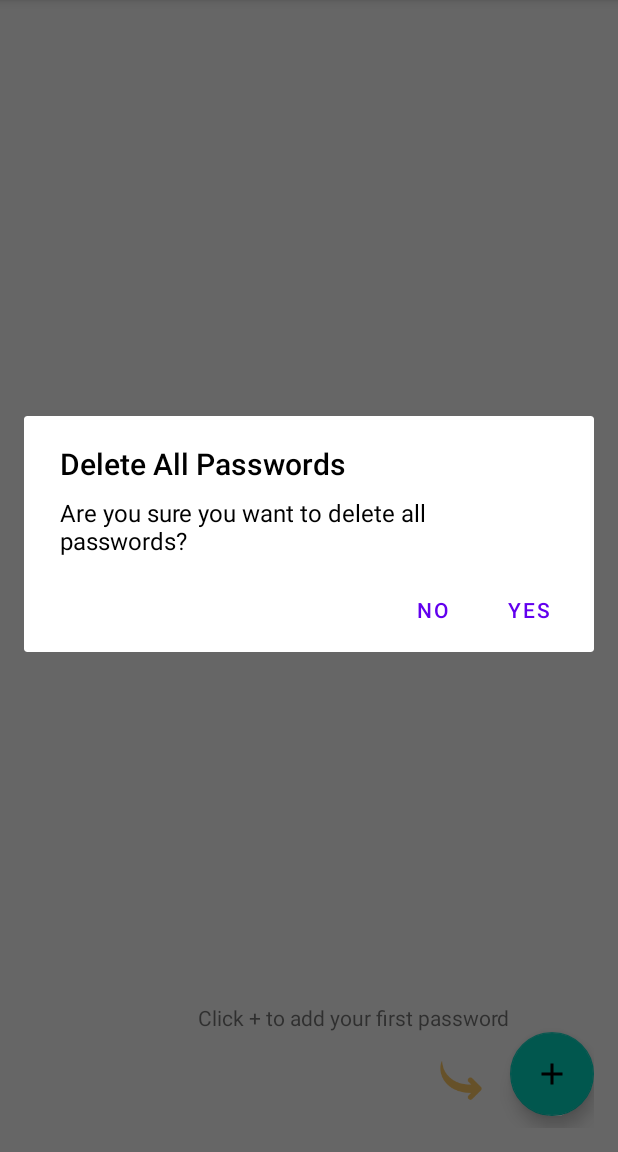
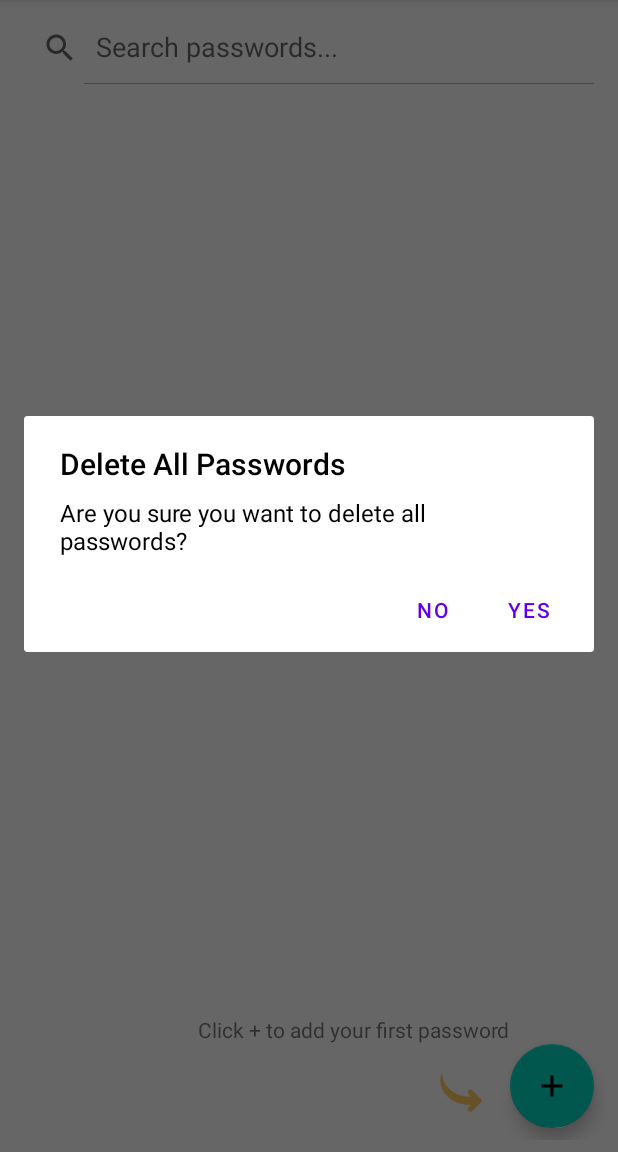
Before and after one commit to CoolQMan/Password-Manager, an Android app: the MainActivity screen opened directly, with no data from a screen before it, in the options menu, after a tap on "Delete All Passwords", on a phone screen of 412 x 824 dp, the part 84-1236 px from its top. Run offline under Robolectric (Android 15) with nearby library versions, the phone set to English and light mode, and no system bars.

Commit message:
Implemented search function

```diff
--- a/app/src/main/java/com/coolqman/password_manager/MainActivity.java
+++ b/app/src/main/java/com/coolqman/password_manager/MainActivity.java
@@ -1,18 +1,22 @@
 package com.coolqman.password_manager;
 
-import android.animation.Animator;
-import android.animation.AnimatorListenerAdapter;
-import android.animation.ObjectAnimator;
+
+import android.annotation.SuppressLint;
+
+import android.content.Context;
 import android.content.Intent;
 import android.os.Bundle;
 import android.os.Handler;
 import android.view.Menu;
 import android.view.MenuItem;
+
 import android.view.View;
 import android.view.ViewGroup;
 import android.view.animation.Animation;
 import android.view.animation.AnimationUtils;
+import android.view.inputmethod.InputMethodManager;
 import android.widget.ImageView;
+import android.widget.SearchView;
 import android.widget.TextView;
 import android.widget.Toast;
 
@@ -36,11 +40,14 @@ public class MainActivity extends AppCompatActivity {
     private List<Password> passwordList;
     private FloatingActionButton fab;
 
+
     private TextView userHint, addHint;
     private ImageView arrow;
+    private SearchView searchView;
 
     private DatabaseHelper dbHelper;
 
+    @SuppressLint("ClickableViewAccessibility")
     @Override
     protected void onCreate(Bundle savedInstanceState) {
         super.onCreate(savedInstanceState);
@@ -52,13 +59,13 @@ public class MainActivity extends AppCompatActivity {
         userHint = findViewById(R.id.userHint);
         addHint = findViewById(R.id.addHint);
         arrow = findViewById(R.id.arrow);
+        searchView = findViewById(R.id.searchView);
 
         passwordList = new ArrayList<>();
-
-
         //Loading all passwords from db
         dbHelper = new DatabaseHelper(this);
         passwordList = dbHelper.getAllPasswords();
+
         //Checking if password list is empty
         checkPasswordList();
 
@@ -92,30 +99,24 @@ public class MainActivity extends AppCompatActivity {
             startActivityForResult(intent, 1);
         });
 
+        searchView.setOnQueryTextListener(new SearchView.OnQueryTextListener() {
+            @Override
+            public boolean onQueryTextSubmit(String query) {
+                searchView.clearFocus();
+                return true;
+            }
+
+            @Override
+            public boolean onQueryTextChange(String newText) {
+                // Filter the RecyclerView items
+                adapter.getFilter().filter(newText);
+                return true;
+            }
+        });
+
     }
 
-    @Override
-    public boolean onCreateOptionsMenu(Menu menu) {
-        getMenuInflater().inflate(R.menu.menu_main, menu);
-        return true;
-    }
 
-    @Override
-    public boolean onOptionsItemSelected(@NonNull MenuItem item) {
-        int id = item.getItemId();
-        if(id == R.id.action_refresh){
-            refreshPasswordList();
-            return true;
-        } else if(id == R.id.action_delete_all){
-            confirmDeleteAllPasswords();
-            return true;
-        } else if(id == R.id.action_hide_all){
-            hideAllPasswords();
-            return true;
-        } else{
-            return super.onOptionsItemSelected(item);
-        }
-    }
 
     @Override
     protected void onActivityResult(int requestCode, int resultCode, Intent data) {
@@ -170,6 +171,38 @@ public class MainActivity extends AppCompatActivity {
             arrow.setVisibility(View.GONE);
         }
     }
+
+    @Override
+    public boolean onCreateOptionsMenu(Menu menu) {
+        getMenuInflater().inflate(R.menu.menu_main, menu);
+        return true;
+    }
+
+    @Override
+    public boolean onOptionsItemSelected(@NonNull MenuItem item) {
+        int id = item.getItemId();
+        View view = getCurrentFocus();
+        searchView.clearFocus();
+        if(view != null){
+            InputMethodManager imm = (InputMethodManager) getSystemService(Context.INPUT_METHOD_SERVICE);
+            if (imm != null) {
+                imm.hideSoftInputFromWindow(view.getWindowToken(), 0);
+            }
+        }
+        if(id == R.id.action_refresh){
+            refreshPasswordList();
+            return true;
+        } else if(id == R.id.action_delete_all){
+            confirmDeleteAllPasswords();
+            return true;
+        } else if(id == R.id.action_hide_all){
+            hideAllPasswords();
+            return true;
+        } else{
+            return super.onOptionsItemSelected(item);
+        }
+    }
+
 
     private void refreshPasswordList() {
         // Create a list of views to animate
@@ -268,4 +301,5 @@ public class MainActivity extends AppCompatActivity {
         checkPasswordList();
     }
 
+
 }
--- a/app/src/main/res/layout/activity_main.xml
+++ b/app/src/main/res/layout/activity_main.xml
@@ -2,20 +2,31 @@
     xmlns:android="http://schemas.android.com/apk/res/android"
     xmlns:app="http://schemas.android.com/apk/res-auto"
     xmlns:tools="http://schemas.android.com/tools"
-    android:padding="16dp"
+    android:id="@+id/root_layout"
+    android:padding="8dp"
     android:layout_width="match_parent"
     android:layout_height="match_parent">
 
-
     <androidx.recyclerview.widget.RecyclerView
         android:id="@+id/recyclerView"
-        android:layout_width="match_parent"
-        android:layout_height="match_parent"
+        android:layout_width="0dp"
+        android:layout_height="0dp"
+        app:layout_constraintTop_toBottomOf="@id/searchView"
         app:layout_constraintBottom_toBottomOf="parent"
+        app:layout_constraintStart_toStartOf="parent"
         app:layout_constraintEnd_toEndOf="parent"
+        android:layout_marginTop="8dp"/>
+
+    <SearchView
+        android:id="@+id/searchView"
+        android:layout_width="0dp"
+        android:layout_height="wrap_content"
+        android:queryHint="Search passwords..."
+        app:layout_constraintTop_toTopOf="parent"
         app:layout_constraintStart_toStartOf="parent"
-        app:layout_constraintTop_toTopOf="parent"
-        android:layout_marginTop="8dp" />
+        app:layout_constraintEnd_toEndOf="parent"
+        android:iconifiedByDefault="false"
+        android:layout_marginBottom="8dp"/>
 
     <com.google.android.material.floatingactionbutton.FloatingActionButton
         android:id="@+id/fabAddPassword"
@@ -27,6 +38,7 @@
         android:contentDescription="Add Password"
         android:src="@drawable/ic_add"
         android:layout_marginBottom="8dp"
+        android:layout_marginEnd="8dp"
         app:layout_constraintBottom_toBottomOf="@+id/recyclerView"
         app:layout_constraintEnd_toEndOf="@+id/recyclerView" />
 
```
Also changed, not shown: app/src/main/java/com/coolqman/password_manager/PasswordAdapter.java (+46 -1 lines).
